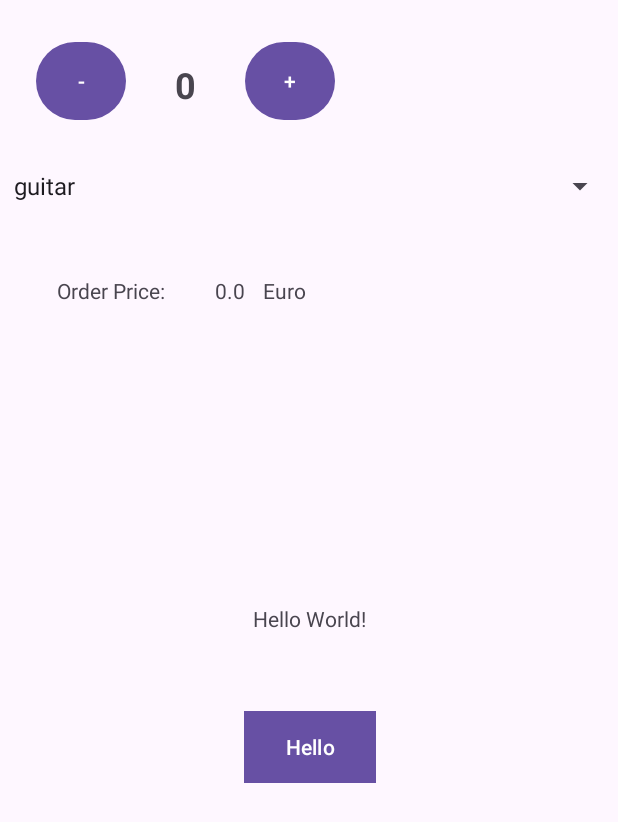
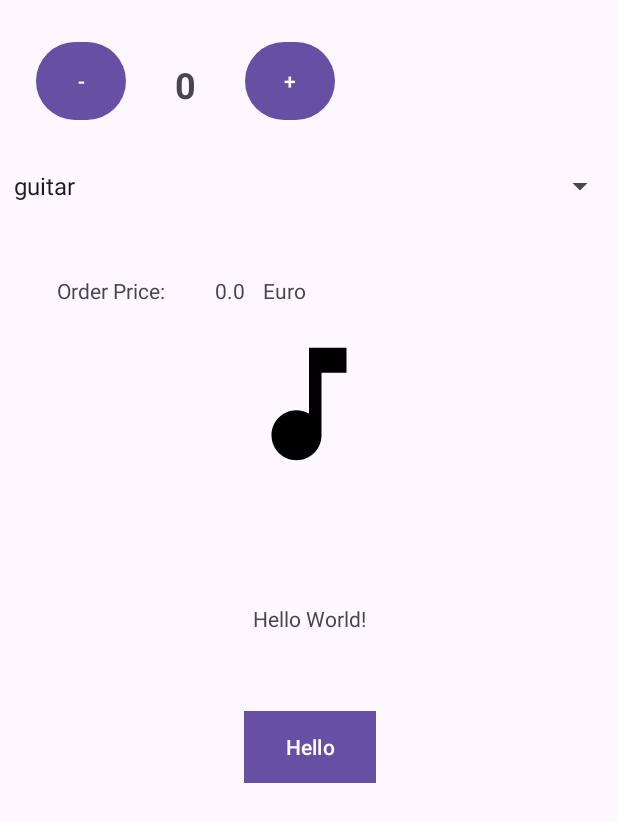
Before and after one commit to Evgenij-Pavlenko/Course, an Android app: the screen it shows after launch (MainActivity), on a phone screen of 412 x 824 dp. Shown: the top 822 px of the screen. Run offline under Robolectric (Android 15) with nearby library versions, the light colour scheme and no system bars.

Commit message:
add Image (switch) and refactoring

```diff
--- a/Android/MyApp/app/src/main/java/com/jevgenij/myapp/MainActivity.java
+++ b/Android/MyApp/app/src/main/java/com/jevgenij/myapp/MainActivity.java
@@ -8,6 +8,7 @@ import android.os.Bundle;
 import android.view.View;
 import android.widget.AdapterView;
 import android.widget.ArrayAdapter;
+import android.widget.ImageView;
 import android.widget.Spinner;
 import android.widget.TextView;
 
@@ -34,11 +35,19 @@ public class MainActivity extends AppCompatActivity implements AdapterView.OnIte
     protected void onCreate(Bundle savedInstanceState) {
         super.onCreate(savedInstanceState);
         setContentView(R.layout.activity_main);
-        spiner = findViewById(R.id.spinner);
-        spiner.setOnItemSelectedListener(this);
+
         count = findViewById(R.id.tv_count);
         priceTextView = findViewById(R.id.price);
 
+        createSpinner();
+
+        createMap();
+
+    }
+
+    void createSpinner() {
+        spiner = findViewById(R.id.spinner);
+        spiner.setOnItemSelectedListener(this);
         spinnerArrayList = new ArrayList<String>();
 
         spinnerArrayList.add("guitar");
@@ -54,15 +63,14 @@ public class MainActivity extends AppCompatActivity implements AdapterView.OnIte
 //                R.array.planets_array,
 //                android.R.layout.simple_spinner_item
 //        );
-
         spinerAdapter.setDropDownViewResource(android.R.layout.simple_spinner_dropdown_item);
         spiner.setAdapter(spinerAdapter);
+    }
+    void createMap(){
         goodsMap = new HashMap<String, Double>();
         goodsMap.put("guitar", 500.00);
         goodsMap.put("drums", 1500.00);
         goodsMap.put("keyboard", 1000.00);
-
-
     }
 
     public void setHelloJavaText(View view) {
@@ -82,7 +90,7 @@ public class MainActivity extends AppCompatActivity implements AdapterView.OnIte
         quantity = Integer.parseInt(String.valueOf(count.getText()));
         quantity++;
         count.setText("" + quantity);
-        priceTextView.setText("" + price*quantity );
+        priceTextView.setText("" + price * quantity);
     }
 
     public void minusCount(View view) {
@@ -91,7 +99,7 @@ public class MainActivity extends AppCompatActivity implements AdapterView.OnIte
             quantity--;
             count.setText("" + quantity);
         }
-        priceTextView.setText("" + price*quantity );
+        priceTextView.setText("" + price * quantity);
 
     }
 
@@ -100,7 +108,25 @@ public class MainActivity extends AppCompatActivity implements AdapterView.OnIte
         goodsName = spiner.getSelectedItem().toString();
         price = (double) goodsMap.get(goodsName);
 
-        priceTextView.setText("" + price*quantity );
+        priceTextView.setText("" + price * quantity);
+
+        ImageView goodsIV = findViewById(R.id.iv_goods);
+
+        switch (goodsName) {
+            case "guitar":
+                goodsIV.setImageResource(R.drawable.baseline_music_note_24);
+                break;
+            case "drums":
+                goodsIV.setImageResource(R.drawable.baseline_music_off_24);
+                break;
+            case "keyboard":
+                goodsIV.setImageResource(R.drawable.baseline_music_video_24);
+                break;
+            default:
+                goodsIV.setImageResource(R.drawable.baseline_do_not_disturb_alt_24);
+                break;
+
+        }
     }
 
     @Override
--- /dev/null
+++ b/Android/MyApp/app/src/main/res/drawable/baseline_add_circle_outline_24.xml
@@ -0,0 +1,5 @@
+<vector android:height="24dp" android:tint="#000000"
+    android:viewportHeight="24" android:viewportWidth="24"
+    android:width="24dp" xmlns:android="http://schemas.android.com/apk/res/android">
+    <path android:fillColor="@android:color/white" android:pathData="M13,7h-2v4L7,11v2h4v4h2v-4h4v-2h-4L13,7zM12,2C6.48,2 2,6.48 2,12s4.48,10 10,10 10,-4.48 10,-10S17.52,2 12,2zM12,20c-4.41,0 -8,-3.59 -8,-8s3.59,-8 8,-8 8,3.59 8,8 -3.59,8 -8,8z"/>
+</vector>
--- /dev/null
+++ b/Android/MyApp/app/src/main/res/drawable/baseline_do_not_disturb_alt_24.xml
@@ -0,0 +1,5 @@
+<vector android:height="24dp" android:tint="#FF0101"
+    android:viewportHeight="24" android:viewportWidth="24"
+    android:width="24dp" xmlns:android="http://schemas.android.com/apk/res/android">
+    <path android:fillColor="@android:color/white" android:pathData="M12,2C6.5,2 2,6.5 2,12s4.5,10 10,10 10,-4.5 10,-10S17.5,2 12,2zM4,12c0,-4.4 3.6,-8 8,-8 1.8,0 3.5,0.6 4.9,1.7L5.7,16.9C4.6,15.5 4,13.8 4,12zM12,20c-1.8,0 -3.5,-0.6 -4.9,-1.7L18.3,7.1C19.4,8.5 20,10.2 20,12c0,4.4 -3.6,8 -8,8z"/>
+</vector>
--- /dev/null
+++ b/Android/MyApp/app/src/main/res/drawable/baseline_music_note_24.xml
@@ -0,0 +1,5 @@
+<vector android:height="24dp" android:tint="#000000"
+    android:viewportHeight="24" android:viewportWidth="24"
+    android:width="24dp" xmlns:android="http://schemas.android.com/apk/res/android">
+    <path android:fillColor="@android:color/white" android:pathData="M12,3v10.55c-0.59,-0.34 -1.27,-0.55 -2,-0.55 -2.21,0 -4,1.79 -4,4s1.79,4 4,4 4,-1.79 4,-4V7h4V3h-6z"/>
+</vector>
--- /dev/null
+++ b/Android/MyApp/app/src/main/res/drawable/baseline_music_off_24.xml
@@ -0,0 +1,5 @@
+<vector android:height="24dp" android:tint="#000000"
+    android:viewportHeight="24" android:viewportWidth="24"
+    android:width="24dp" xmlns:android="http://schemas.android.com/apk/res/android">
+    <path android:fillColor="@android:color/white" android:pathData="M4.27,3L3,4.27l9,9v0.28c-0.59,-0.34 -1.27,-0.55 -2,-0.55 -2.21,0 -4,1.79 -4,4s1.79,4 4,4 4,-1.79 4,-4v-1.73L19.73,21 21,19.73 4.27,3zM14,7h4V3h-6v5.18l2,2z"/>
+</vector>
--- /dev/null
+++ b/Android/MyApp/app/src/main/res/drawable/baseline_music_video_24.xml
@@ -0,0 +1,5 @@
+<vector android:height="24dp" android:tint="#000000"
+    android:viewportHeight="24" android:viewportWidth="24"
+    android:width="24dp" xmlns:android="http://schemas.android.com/apk/res/android">
+    <path android:fillColor="@android:color/white" android:pathData="M21,3L3,3c-1.1,0 -2,0.9 -2,2v14c0,1.1 0.9,2 2,2h18c1.1,0 2,-0.9 2,-2L23,5c0,-1.1 -0.9,-2 -2,-2zM21,19L3,19L3,5h18v14zM8,15c0,-1.66 1.34,-3 3,-3 0.35,0 0.69,0.07 1,0.18L12,6h5v2h-3v7.03c-0.02,1.64 -1.35,2.97 -3,2.97 -1.66,0 -3,-1.34 -3,-3z"/>
+</vector>
--- a/Android/MyApp/app/src/main/res/layout/activity_main.xml
+++ b/Android/MyApp/app/src/main/res/layout/activity_main.xml
@@ -111,4 +111,14 @@
         app:layout_constraintStart_toEndOf="@+id/price"
         app:layout_constraintTop_toBottomOf="@+id/spinner" />
 
+    <ImageView
+        android:id="@+id/iv_goods"
+        android:layout_width="100dp"
+        android:layout_height="100dp"
+        android:layout_marginTop="16dp"
+        app:layout_constraintEnd_toEndOf="parent"
+        app:layout_constraintStart_toStartOf="parent"
+        app:layout_constraintTop_toBottomOf="@+id/euro"
+        tools:srcCompat="@tools:sample/avatars" />
+
 </androidx.constraintlayout.widget.ConstraintLayout>
```
